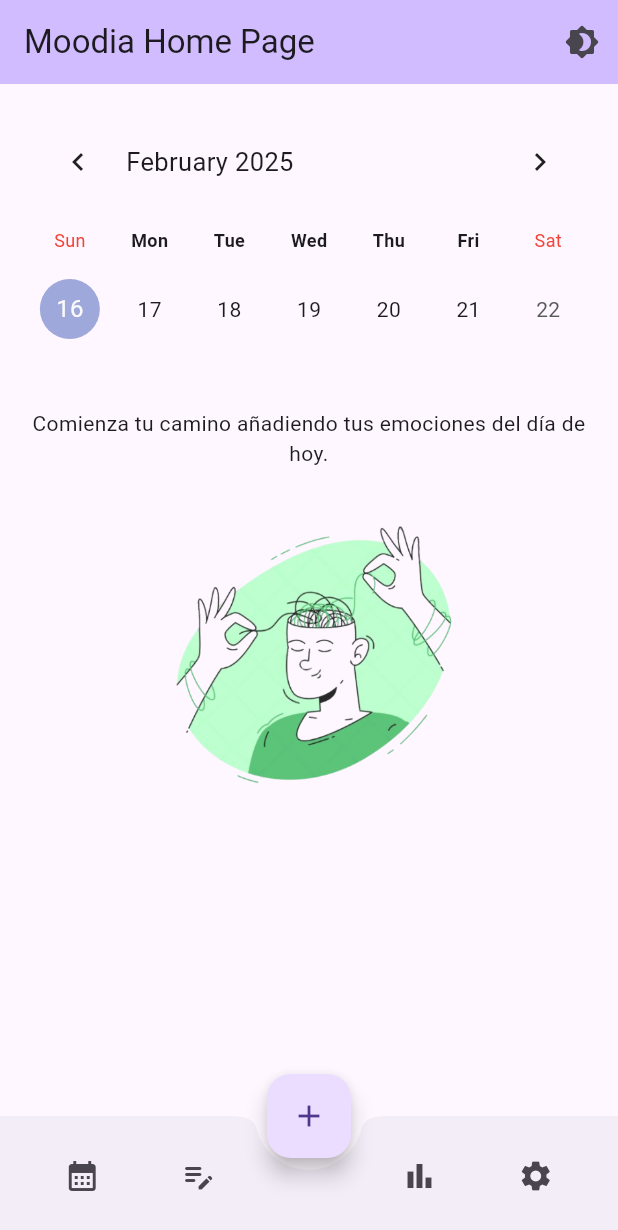
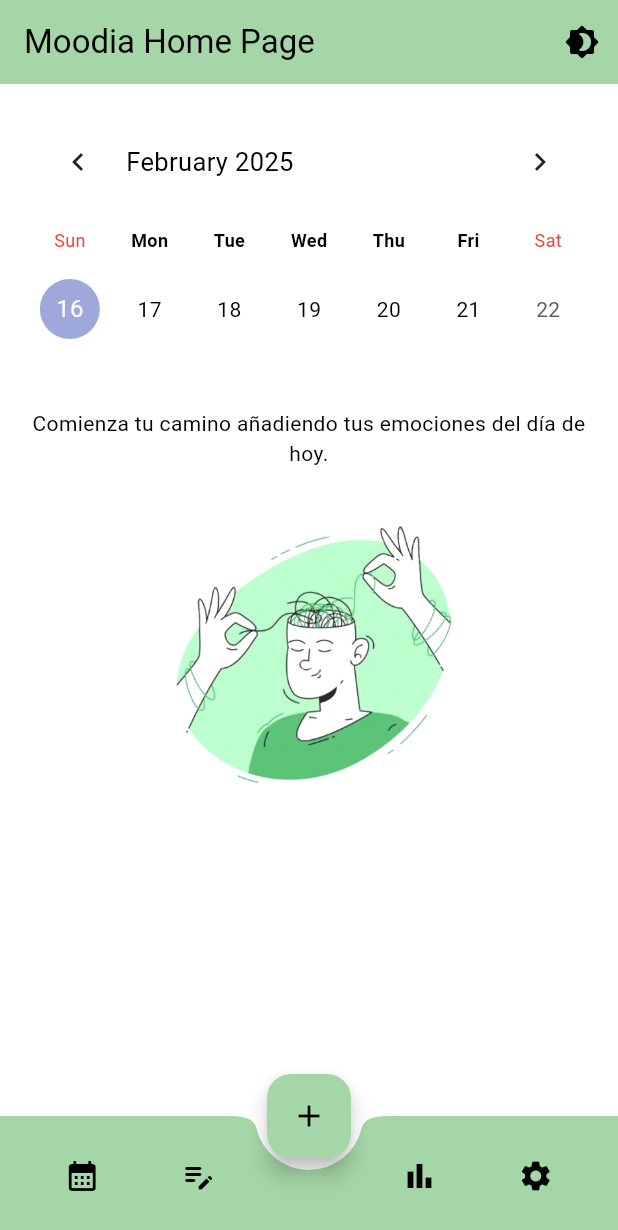
Before and after one commit to lnarote777/proyecto_inicial, a Flutter app: the screen it shows after launch, on a phone screen of 412 x 824 dp. Shown: the top 1230 px of the screen. Run offline on Flutter 3.47's test engine with Material 3 defaults, Android fonts, the phone set to English and light mode, and no system bars; drawn by our look-alikes of table_calendar.

Commit message:
documentación

```diff
--- a/lib/main.dart
+++ b/lib/main.dart
@@ -5,6 +5,7 @@ void main() {
   runApp(const MyApp());
 }
 
+//Clase principal
 class MyApp extends StatefulWidget {
   const MyApp({super.key});
 
@@ -14,8 +15,9 @@ class MyApp extends StatefulWidget {
 }
 
 class _MyAppState extends State<MyApp> {
-  ThemeMode _themeMode = ThemeMode.light;
+  ThemeMode _themeMode = ThemeMode.light; //Esatado inicial con tema claro
 
+  //Método que alterna entre modo claro y oscuro
   void _toggleTheme() {
     setState(() {
       _themeMode = _themeMode == ThemeMode.light
@@ -29,19 +31,45 @@ class _MyAppState extends State<MyApp> {
     return MaterialApp(
       debugShowCheckedModeBanner: false,
       title: 'Moodia Demo',
-      theme: ThemeData.light(),
-      darkTheme: ThemeData.dark(),
+      theme: ThemeData(
+        colorScheme: ColorScheme.light(
+          primary: Colors.green.shade200,
+          onPrimary: Colors.black,
+        ),
+        appBarTheme: AppBarTheme(
+          backgroundColor: Colors.green.shade200,
+          foregroundColor: Colors.black,
+        ),
+        bottomAppBarTheme: BottomAppBarTheme(
+          color: Colors.green.shade200,
+        ),
+      ),
+
+      darkTheme: ThemeData(
+        colorScheme: ColorScheme.dark(
+          primary: const Color.fromARGB(255, 20, 119, 144),
+          onPrimary: Colors.white,
+        ),
+        appBarTheme: AppBarTheme(
+          backgroundColor: const Color.fromARGB(255, 20, 119, 144),
+          foregroundColor: Colors.white,
+        ),
+        bottomAppBarTheme: BottomAppBarTheme(
+          color: const Color.fromARGB(255, 20, 119, 144),
+        ),
+      ),
       themeMode: _themeMode, //tema dinamico
       home: HomePage(title: 'Moodia Home Page', toggleTheme: _toggleTheme),
     );
   }
 }
 
+//Pagina principal de la aplicación
 class HomePage extends StatefulWidget {
   const HomePage({super.key, required this.title, required this.toggleTheme});
 
   final String title;
-  final VoidCallback toggleTheme;
+  final VoidCallback toggleTheme; //Funcion para cambiar el tema
 
   @override
   State<HomePage> createState() => _HomePageState();
@@ -56,26 +84,27 @@ class _HomePageState extends State<HomePage> {
   Widget build(BuildContext context) {
     return Scaffold(
       appBar: AppBar(
-        backgroundColor: Theme.of(context).colorScheme.inversePrimary,
+        backgroundColor: Theme.of(context).appBarTheme.backgroundColor,
         title: Text(widget.title),
         actions: [
           IconButton(
             icon: const Icon(Icons.brightness_4_rounded),
             onPressed: widget.toggleTheme,
-          ),
+          ), //IconButton para cambiar el tema
         ],
       ),
       body: Padding(
         padding: const EdgeInsets.all(20.0),
         child: Column(
           children: <Widget> [
+            // Calendario semanal
             TableCalendar(
             firstDay: DateTime.utc(2000, 1, 1),
             lastDay: DateTime.utc(2050, 1, 1),
             focusedDay: _focusedDay,
             calendarFormat: CalendarFormat.week,
             availableCalendarFormats: const {
-              CalendarFormat.week: 'Semana' // Solo permitir este formato
+              CalendarFormat.week: 'Semana'  //Solo permite el formato de una semana
             },
             daysOfWeekHeight: 40,
             daysOfWeekStyle: DaysOfWeekStyle(
@@ -101,6 +130,7 @@ class _HomePageState extends State<HomePage> {
           ),
           SizedBox(height: 40,),
           Text("Comienza tu camino añadiendo tus emociones del día de hoy.", textAlign: TextAlign.center,),
+          //Imagen dinamica segun el tema
           Image.asset(
             Theme.of(context).brightness == Brightness.light
               ? "assets/moodiaLight.png" // Imagen para tema claro
@@ -108,13 +138,12 @@ class _HomePageState extends State<HomePage> {
             width: 250,
             height: 250,
           ),
-
-
           ],
-
         ),
       ),
+      //Barra de navegación inferior
       bottomNavigationBar: BottomAppBar(
+        color: Theme.of(context).bottomAppBarTheme.color,
         shape: const CircularNotchedRectangle(),
         notchMargin: 8.0,
         child: Row(
@@ -141,6 +170,7 @@ class _HomePageState extends State<HomePage> {
           ],
         ),
       ),
+      //Botton para agregar una nueva entrada
       floatingActionButton: FloatingActionButton(
         onPressed: () {},
         child: const Icon(Icons.add),
```
